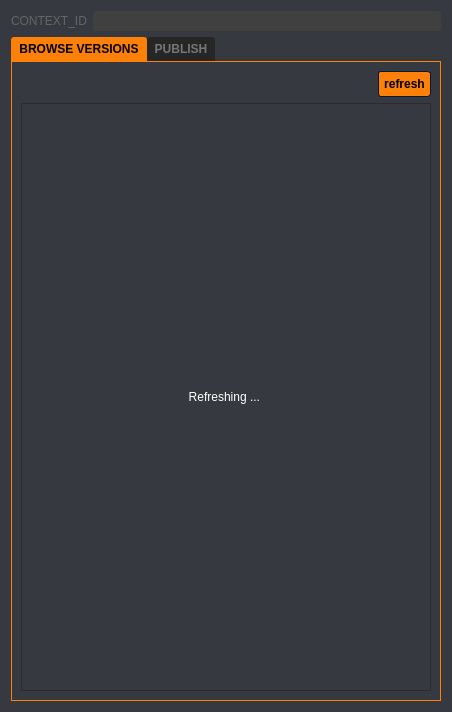
Before: the Qt Designer form plugins/OpenRV/OpenRV_contents/SupportFiles/kitsu/kitsu_panel.ui in emilemassie/kitsu-action-server, drawn with Qt 5.
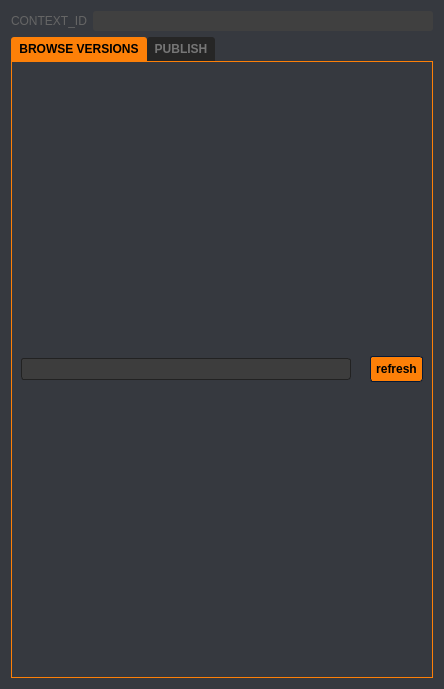
After: the same form once the commit is applied. Icons and pictures are not drawn.

Commit message: added simple panel

Diff of the .ui file:
```diff
--- a/plugins/OpenRV/OpenRV_contents/SupportFiles/kitsu/kitsu_panel.ui
+++ b/plugins/OpenRV/OpenRV_contents/SupportFiles/kitsu/kitsu_panel.ui
@@ -6,8 +6,8 @@
    <rect>
     <x>0</x>
     <y>0</y>
-    <width>452</width>
-    <height>712</height>
+    <width>444</width>
+    <height>689</height>
    </rect>
   </property>
   <property name="windowTitle">
@@ -1118,17 +1118,24 @@
        <item>
         <layout class="QHBoxLayout" name="horizontalLayout">
          <item>
-          <spacer name="horizontalSpacer">
-           <property name="orientation">
-            <enum>Qt::Horizontal</enum>
+          <widget class="QProgressBar" name="progressBar">
+           <property name="value">
+            <number>0</number>
            </property>
-           <property name="sizeHint" stdset="0">
-            <size>
-             <width>40</width>
-             <height>20</height>
-            </size>
+           <property name="format">
+            <string/>
            </property>
-          </spacer>
+          </widget>
+         </item>
+         <item>
+          <widget class="QLabel" name="waiting_status_label">
+           <property name="text">
+            <string/>
+           </property>
+           <property name="alignment">
+            <set>Qt::AlignCenter</set>
+           </property>
+          </widget>
          </item>
          <item>
           <widget class="QPushButton" name="refresh_button">
@@ -1139,52 +1146,6 @@
          </item>
         </layout>
        </item>
-       <item>
-        <widget class="QFrame" name="frame">
-         <property name="sizePolicy">
-          <sizepolicy hsizetype="Preferred" vsizetype="MinimumExpanding">
-           <horstretch>0</horstretch>
-           <verstretch>0</verstretch>
-          </sizepolicy>
-         </property>
-         <property name="frameShape">
-          <enum>QFrame::StyledPanel</enum>
-         </property>
-         <property name="frameShadow">
-          <enum>QFrame::Raised</enum>
-         </property>
-         <layout class="QVBoxLayout" name="verticalLayout_4">
-          <item>
-           <widget class="QStackedWidget" name="stackedWidget">
-            <property name="currentIndex">
-             <number>1</number>
-            </property>
-            <widget class="QWidget" name="page">
-             <layout class="QVBoxLayout" name="verticalLayout_5">
-              <item>
-               <layout class="QVBoxLayout" name="FlowLayout"/>
-              </item>
-             </layout>
-            </widget>
-            <widget class="QWidget" name="page_2">
-             <layout class="QVBoxLayout" name="verticalLayout_6">
-              <item>
-               <widget class="QLabel" name="waiting_status_label">
-                <property name="text">
-                 <string>Refreshing ... </string>
-                </property>
-                <property name="alignment">
-                 <set>Qt::AlignCenter</set>
-                </property>
-               </widget>
-              </item>
-             </layout>
-            </widget>
-           </widget>
-          </item>
-         </layout>
-        </widget>
-       </item>
       </layout>
      </widget>
      <widget class="QWidget" name="publish_tab">
```
Left out of the diff: 3 changed lines with no effect on the pictures. The commit also changes 2 other files.
